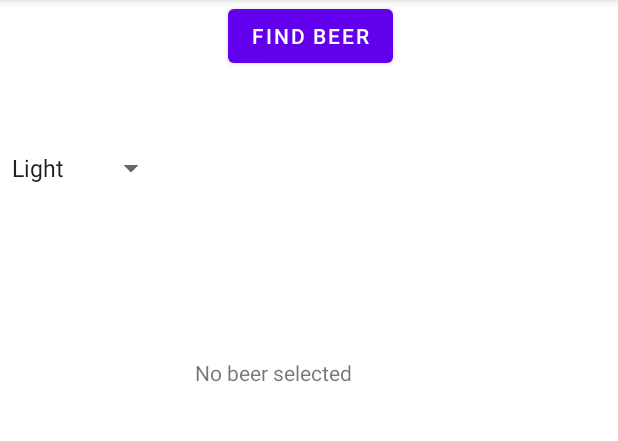
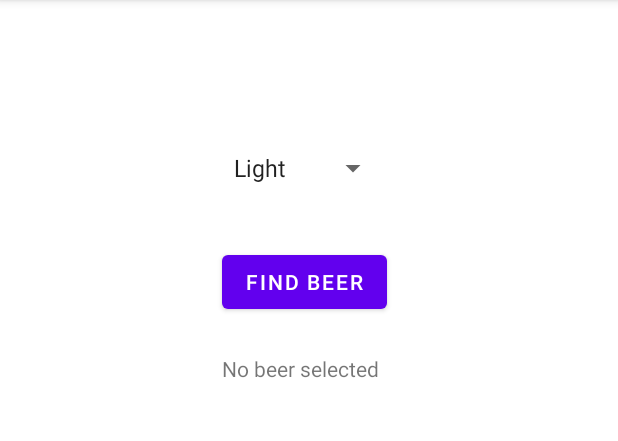
Before and after one commit to SER210-SP21/headfirst-ch2-MineGamer69, an Android app: the screen it shows after launch (MainActivity), on a phone screen of 412 x 824 dp, the part 84-525 px from its top. Run offline under Robolectric (Android 15) with nearby library versions, the phone set to English and light mode, and no system bars.

Commit message:
Finished assignment

```diff
--- a/app/src/main/res/layout/activity_main.xml
+++ b/app/src/main/res/layout/activity_main.xml
@@ -13,29 +13,31 @@
         android:text="@string/no_beer_selected"
         app:layout_constraintBottom_toBottomOf="parent"
         app:layout_constraintEnd_toEndOf="parent"
-        app:layout_constraintHorizontal_bias="0.522"
+        app:layout_constraintHorizontal_bias="0.596"
         app:layout_constraintStart_toStartOf="parent"
         app:layout_constraintTop_toTopOf="parent"
-        app:layout_constraintVertical_bias="0.334" />
+        app:layout_constraintVertical_bias="0.33" />
 
     <Button
         android:id="@+id/find_beer"
         android:layout_width="wrap_content"
         android:layout_height="wrap_content"
-        android:layout_marginStart="152dp"
+        android:layout_marginStart="148dp"
+        android:layout_marginTop="164dp"
         android:text="@string/find_beer"
         app:layout_constraintStart_toStartOf="parent"
-        tools:layout_editor_absoluteY="164dp" />
+        app:layout_constraintTop_toTopOf="parent" />
 
     <Spinner
         android:id="@+id/beer_color"
         android:layout_width="wrap_content"
         android:layout_height="wrap_content"
+        android:layout_marginStart="148dp"
         android:layout_marginTop="88dp"
         android:entries="@array/beer_colors"
         android:minHeight="48dp"
+        app:layout_constraintStart_toStartOf="parent"
         app:layout_constraintTop_toTopOf="parent"
-        tools:ignore="MissingConstraints"
-        tools:layout_editor_absoluteX="150dp" />
+        tools:ignore="MissingConstraints" />
 
 </androidx.constraintlayout.widget.ConstraintLayout>
--- a/build.gradle
+++ b/build.gradle
@@ -1,6 +1,7 @@
 // Top-level build file where you can add configuration options common to all sub-projects/modules.
 plugins {
-    id 'com.android.application' version '7.4.0' apply false
-    id 'com.android.library' version '7.4.0' apply false
+    //was ver 7.4.0 for lines 4,5
+    id 'com.android.application' version '7.3.1' apply false
+    id 'com.android.library' version '7.3.1' apply false
     id 'org.jetbrains.kotlin.android' version '1.7.21' apply false
 }
```
